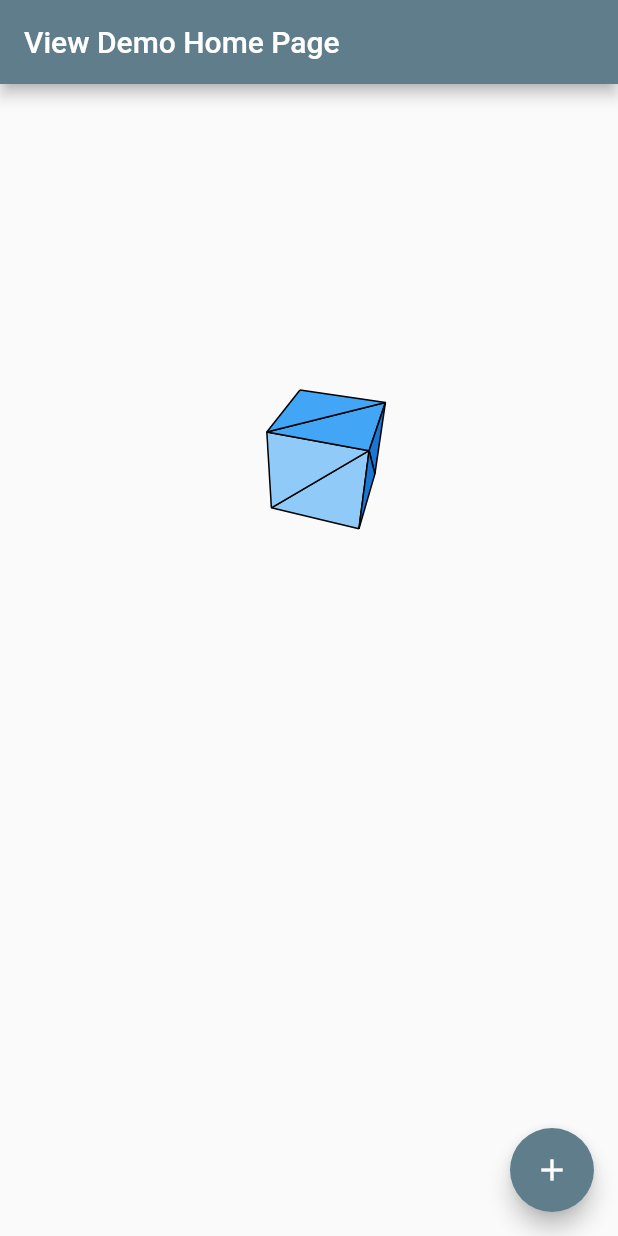
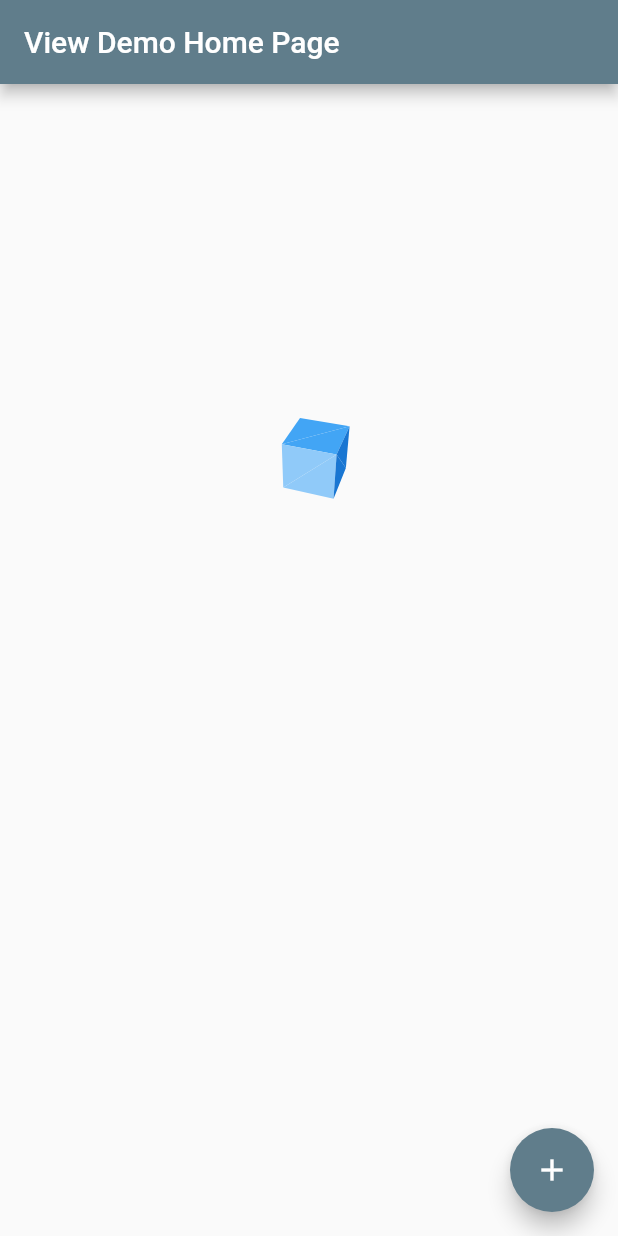
Before and after one commit to TheMarteh/window_test, a Flutter app: the screen it shows after launch, on a phone screen of 412 x 824 dp. Run offline on Flutter 3.47's test engine with Material 2 defaults, Android fonts, the phone set to English and light mode, and no system bars.

```diff
--- a/lib/logic/Renderer.dart
+++ b/lib/logic/Renderer.dart
@@ -56,8 +56,9 @@ class Renderer {
     return gradientColor;
   }
 
-  List<ProjectedTriangle> project(Mesh mesh, double time) {
-    List<ProjectedTriangle> trisToDraw = [];
+  List<Triangle> project(Mesh mesh, double time) {
+    // List<ProjectedTriangle> trisToDraw = [];
+    List<Triangle> trisToRaster = [];
     Mat4x4 matProj = Mat4x4();
 
     // camera placeholder
@@ -120,9 +121,9 @@ class Renderer {
 
       // Move in Z-axis to render the cube in front of the camera
       triTranslated = triRotatedZX;
-      triTranslated.arr[0].z = triRotatedZX.arr[0].z + 5.0;
-      triTranslated.arr[1].z = triRotatedZX.arr[1].z + 5.0;
-      triTranslated.arr[2].z = triRotatedZX.arr[2].z + 5.0;
+      triTranslated.arr[0].z = triRotatedZX.arr[0].z + 8.0;
+      triTranslated.arr[1].z = triRotatedZX.arr[1].z + 8.0;
+      triTranslated.arr[2].z = triRotatedZX.arr[2].z + 8.0;
 
       Vec3D normal = Vec3D(0.0, 0.0, 0.0);
       Vec3D line1 = Vec3D(0.0, 0.0, 0.0);
@@ -192,19 +193,22 @@ class Renderer {
             0.5 * Globals.screenHeight.toDouble();
         triProjected.arr[2].x *= 0.5 * Globals.screenWidth.toDouble();
         triProjected.arr[2].y *= 0.5 * Globals.screenHeight.toDouble();
+        triProjected.col = col;
 
-        // Draw Triangles
-        trisToDraw.add(ProjectedTriangle(
-            triProjected.arr[0].x,
-            triProjected.arr[0].y,
-            triProjected.arr[1].x,
-            triProjected.arr[1].y,
-            triProjected.arr[2].x,
-            triProjected.arr[2].y,
-            col));
+        trisToRaster.add(triProjected);
+
+        // // Draw Triangles
+        // trisToDraw.add(ProjectedTriangle(
+        //     triProjected.arr[0].x,
+        //     triProjected.arr[0].y,
+        //     triProjected.arr[1].x,
+        //     triProjected.arr[1].y,
+        //     triProjected.arr[2].x,
+        //     triProjected.arr[2].y,
+        //     col));
       }
     }
-    return trisToDraw;
+    return trisToRaster;
   }
 }
 
@@ -221,17 +225,18 @@ class Vec3D {
 
 class Triangle {
   List<Vec3D> arr = [];
-  Triangle(Vec3D p1, Vec3D p2, Vec3D p3) {
+  Color col;
+  Triangle(Vec3D p1, Vec3D p2, Vec3D p3, {this.col = Colors.green}) {
     arr.add(p1);
     arr.add(p2);
     arr.add(p3);
   }
-  Triangle.from(Triangle t) {
+  Triangle.from(Triangle t, {this.col = Colors.green}) {
     arr.add(t.arr[0]);
     arr.add(t.arr[1]);
     arr.add(t.arr[2]);
   }
-  Triangle.empty() {
+  Triangle.empty({this.col = Colors.green}) {
     arr = [Vec3D(0.0, 0.0, 0.0), Vec3D(0.0, 0.0, 0.0), Vec3D(0.0, 0.0, 0.0)];
   }
 }
@@ -274,9 +279,10 @@ class ProjectedTriangle {
 
 class TrisPainter extends CustomPainter {
   //         <-- CustomPainter class
-  final List<ProjectedTriangle> trisToDraw;
+  // final List<ProjectedTriangle> trisToDraw;
+  final List<Triangle> trisToRaster;
   bool wireframing;
-  TrisPainter(this.trisToDraw, {this.wireframing = true})
+  TrisPainter(this.trisToRaster, {this.wireframing = false})
       : super(repaint: DrawingController());
   @override
   void paint(Canvas canvas, Size size) {
@@ -284,26 +290,32 @@ class TrisPainter extends CustomPainter {
       ..color = Colors.black
       ..strokeWidth = 1;
 
-    for (ProjectedTriangle tri in trisToDraw) {
+    trisToRaster.sort((t1, t2) {
+      double z1 = (t1.arr[0].z + t1.arr[1].z + t1.arr[2].z) / 3.0;
+      double z2 = (t2.arr[0].z + t2.arr[1].z + t2.arr[2].z) / 3.0;
+      return z1.compareTo(z2);
+    });
+
+    for (Triangle tri in trisToRaster) {
       final paint = Paint()
-        ..color = tri.color
+        ..color = tri.col
         ..strokeWidth = 1;
       Path path = Path()
-        ..moveTo(tri.doubles[0], tri.doubles[1])
-        ..lineTo(tri.doubles[2], tri.doubles[3])
-        ..lineTo(tri.doubles[4], tri.doubles[5])
+        ..moveTo(tri.arr[0].x, tri.arr[0].y)
+        ..lineTo(tri.arr[1].x, tri.arr[1].y)
+        ..lineTo(tri.arr[2].x, tri.arr[2].y)
         ..close();
 
       canvas.drawPath(path, paint);
 
       // Wireframe painting
       if (this.wireframing == true) {
-        canvas.drawLine(Offset(tri.doubles[0], tri.doubles[1]),
-            Offset(tri.doubles[2], tri.doubles[3]), wireframePaint);
-        canvas.drawLine(Offset(tri.doubles[2], tri.doubles[3]),
-            Offset(tri.doubles[4], tri.doubles[5]), wireframePaint);
-        canvas.drawLine(Offset(tri.doubles[0], tri.doubles[1]),
-            Offset(tri.doubles[4], tri.doubles[5]), wireframePaint);
+        canvas.drawLine(Offset(tri.arr[0].x, tri.arr[0].y),
+            Offset(tri.arr[1].x, tri.arr[1].y), wireframePaint);
+        canvas.drawLine(Offset(tri.arr[1].x, tri.arr[1].y),
+            Offset(tri.arr[2].x, tri.arr[2].y), wireframePaint);
+        canvas.drawLine(Offset(tri.arr[2].x, tri.arr[2].y),
+            Offset(tri.arr[0].x, tri.arr[0].y), wireframePaint);
       }
     }
   }
```
